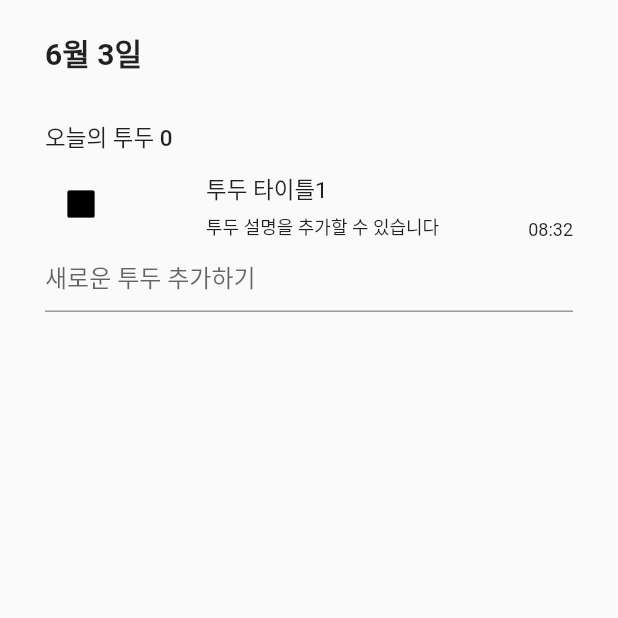
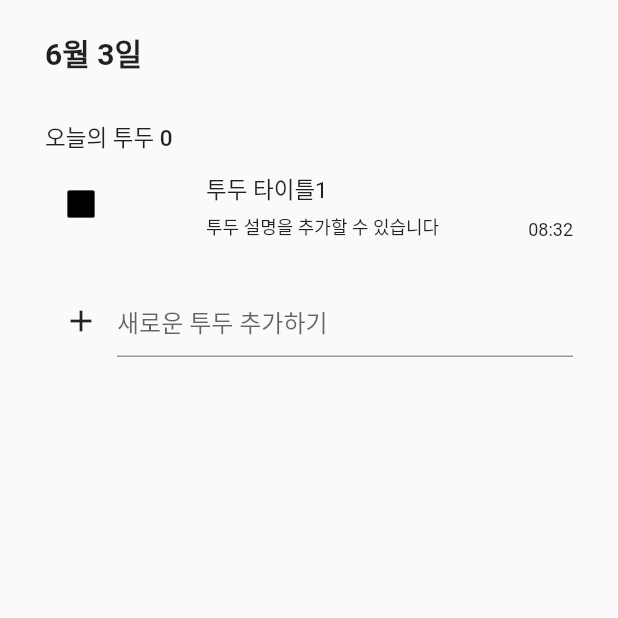
Before and after one commit to chepchep2/flutterTodo, a Flutter app: the screen it shows after launch, on a phone screen of 412 x 824 dp, the top half of it. Run offline on Flutter 3.47's test engine with Material 2 defaults, Android fonts, the phone set to English and light mode, and no system bars.

Commit message:
MainBottom 빼고 MainList에 다같이 적음

```diff
--- a/todotable/lib/component/main_header.dart
+++ b/todotable/lib/component/main_header.dart
@@ -1,6 +1,6 @@
 import 'package:flutter/material.dart';
 
-class MainHeader extends StatelessWidget {
+class MainHeader extends StatefulWidget {
   final DateTime todayDate;
   final int count;
 
@@ -11,12 +11,17 @@ class MainHeader extends StatelessWidget {
   }) : super(key: key);
 
   @override
+  State<MainHeader> createState() => _MainHeaderState();
+}
+
+class _MainHeaderState extends State<MainHeader> {
+  @override
   Widget build(BuildContext context) {
     return Column(
       crossAxisAlignment: CrossAxisAlignment.start,
       children: [
         Text(
-          "${todayDate.month}월 ${todayDate.day}일",
+          "${widget.todayDate.month}월 ${widget.todayDate.day}일",
           style: const TextStyle(
             fontSize: 20,
             fontWeight: FontWeight.w600,
@@ -26,7 +31,7 @@ class MainHeader extends StatelessWidget {
           height: 30,
         ),
         Text(
-          "오늘의 투두 $count",
+          "오늘의 투두 ${widget.count}",
           style: const TextStyle(fontSize: 15, fontWeight: FontWeight.w500),
         ),
         const SizedBox(
--- a/todotable/lib/component/main_list.dart
+++ b/todotable/lib/component/main_list.dart
@@ -1,5 +1,4 @@
 import 'package:flutter/material.dart';
-import 'package:todotable/component/main_bottom.dart';
 import 'package:todotable/component/main_header.dart';
 
 class MainList extends StatefulWidget {
@@ -9,7 +8,23 @@ class MainList extends StatefulWidget {
   State<MainList> createState() => _MainListState();
 }
 
+class Todo {
+  final String title;
+  final String description;
+
+  Todo({required this.title, required this.description});
+}
+
 class _MainListState extends State<MainList> {
+  final _textController = TextEditingController();
+
+  void _handleSubmitted(String text) {
+    print(text);
+  }
+
+  String title = "";
+  String description = "";
+  List<String> todos = [];
   List<String> todoList = ["투두 타이틀0", "투두 타이틀1", "투두 타이틀2"];
   List<String> descriptionList = ["투두 설명을 추가할 수 있습니다"];
 
@@ -66,7 +81,33 @@ class _MainListState extends State<MainList> {
                     ),
                   ],
                 ),
-                const MainBottom(),
+                const SizedBox(
+                  height: 30,
+                ),
+                // const MainBottom(),
+                Container(
+                  child: Row(
+                    children: [
+                      Container(
+                        child: IconButton(
+                            onPressed: () => todos.add(title),
+                            icon: const Icon(Icons.add)),
+                      ),
+                      Expanded(
+                        child: TextField(
+                          controller: _textController,
+                          onChanged: (value) {
+                            setState(() {
+                              title = value;
+                            });
+                          },
+                          decoration:
+                              const InputDecoration(hintText: "새로운 투두 추가하기"),
+                        ),
+                      ),
+                    ],
+                  ),
+                )
               ],
             ),
           );
```
Also changed, not shown: todotable/lib/component/main_bottom.dart (+34 -6 lines), todotable/lib/component/main_todo.dart (added).
